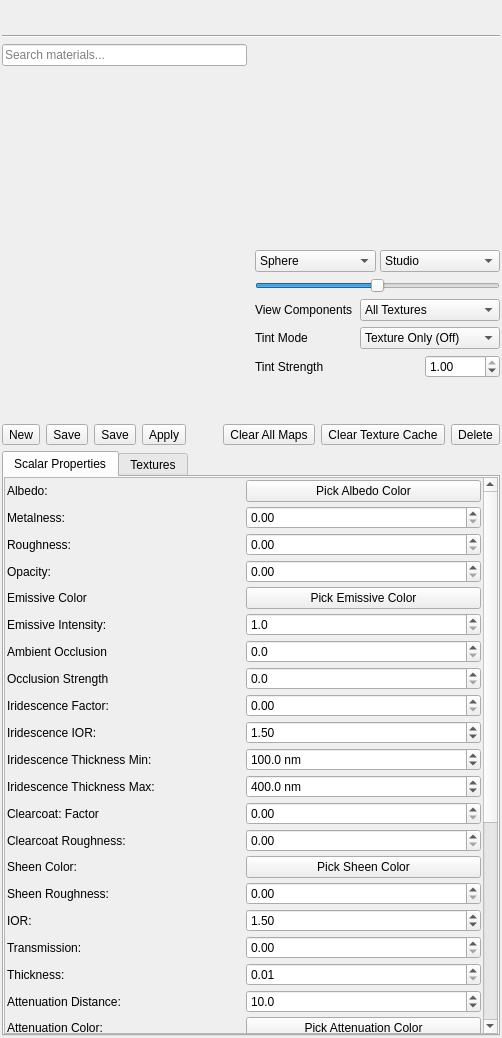
Above: ui/MaterialPropertiesPanel.ui from 01Hub/ModelViewer before the change. Below: the same form after it.
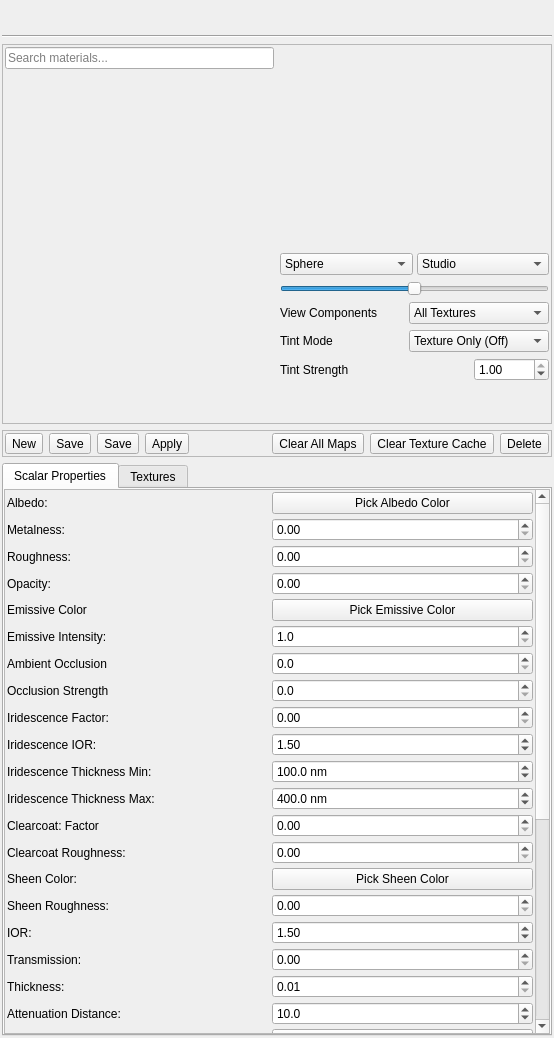
That is the form after the change. Icons and pictures are not drawn. Custom widgets are drawn as their Qt base class.

Commit message: Added frame around the library tree and preview, and the button controls

```diff
--- a/ui/MaterialPropertiesPanel.ui
+++ b/ui/MaterialPropertiesPanel.ui
@@ -7,7 +7,7 @@
    <rect>
     <x>0</x>
     <y>0</y>
-    <width>502</width>
+    <width>554</width>
     <height>1038</height>
    </rect>
   </property>
@@ -115,21 +115,25 @@
     </widget>
    </item>
    <item>
+    <widget class="QFrame" name="libraryFrame">
+     <property name="frameShape">
+      <enum>QFrame::Shape::StyledPanel</enum>
+     </property>
     <layout class="QHBoxLayout" name="topLayout">
      <property name="spacing">
-      <number>8</number>
+       <number>6</number>
      </property>
      <property name="leftMargin">
-      <number>0</number>
+       <number>2</number>
      </property>
      <property name="topMargin">
-      <number>0</number>
+       <number>2</number>
      </property>
      <property name="rightMargin">
-      <number>0</number>
+       <number>2</number>
      </property>
      <property name="bottomMargin">
-      <number>0</number>
+       <number>2</number>
      </property>
      <item>
       <layout class="QVBoxLayout" name="leftLayout">
@@ -538,9 +542,26 @@
       </layout>
      </item>
     </layout>
+    </widget>
    </item>
    <item>
+    <widget class="QFrame" name="buttonFrame">
+     <property name="frameShape">
+      <enum>QFrame::Shape::StyledPanel</enum>
+     </property>
     <layout class="QHBoxLayout" name="buttonLayout">
+      <property name="leftMargin">
+       <number>2</number>
+      </property>
+      <property name="topMargin">
+       <number>2</number>
+      </property>
+      <property name="rightMargin">
+       <number>2</number>
+      </property>
+      <property name="bottomMargin">
+       <number>2</number>
+      </property>
      <item>
       <widget class="QToolButton" name="newButton">
        <property name="toolTip">
@@ -698,6 +719,7 @@
       </widget>
      </item>
     </layout>
+    </widget>
    </item>
    <item>
     <widget class="QTabWidget" name="propertiesTabWidget">
@@ -742,8 +764,8 @@
           <property name="geometry">
            <rect>
             <x>0</x>
-            <y>-584</y>
-            <width>478</width>
+            <y>0</y>
+            <width>530</width>
             <height>1064</height>
            </rect>
           </property>
```
Left out of the diff: 24 changed lines with no effect on the pictures. Lines whose indentation alone changed are shown as unchanged.
